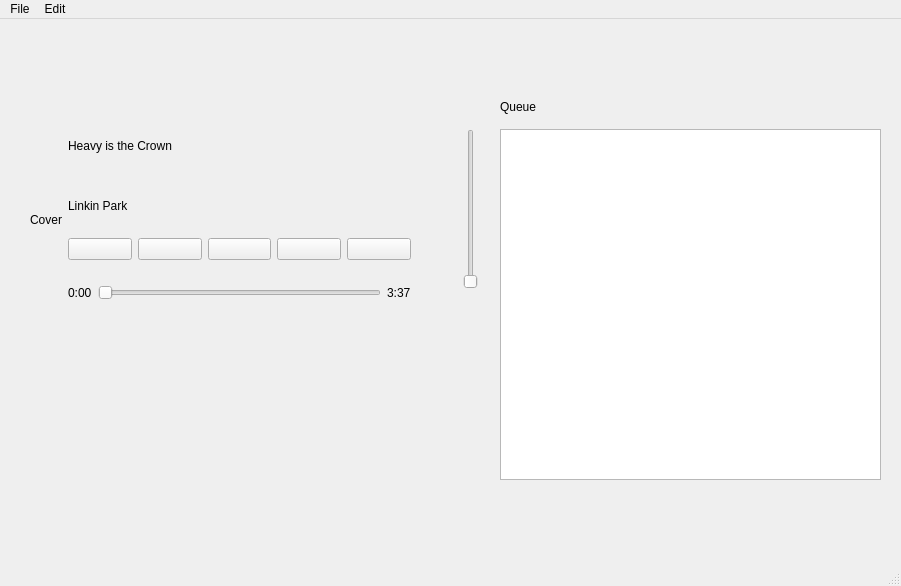
Old version of the form sources/MainWindow.ui in the repository nichilum/nimamp.
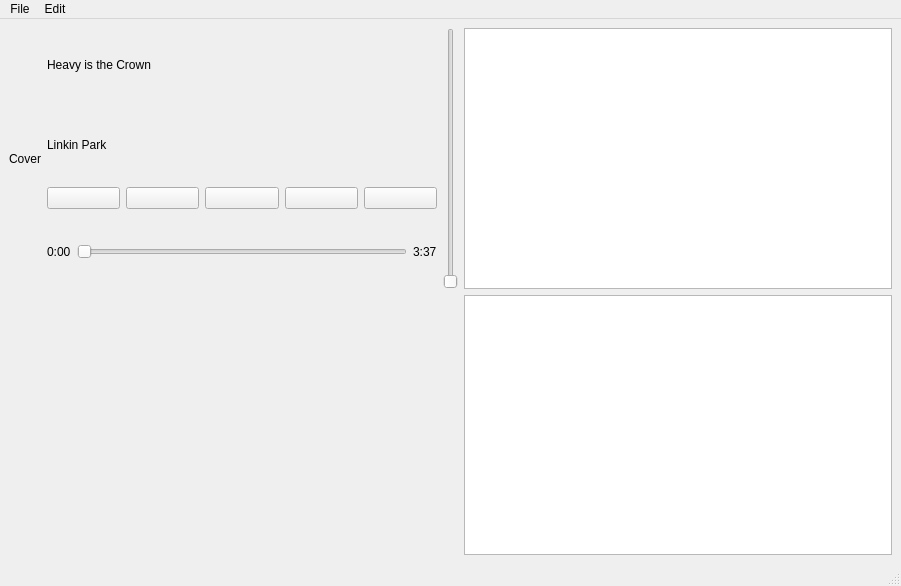
New version of the form. Icons and pictures are not drawn.

Commit message: ui shits and giggles

```diff
--- a/sources/MainWindow.ui
+++ b/sources/MainWindow.ui
@@ -14,69 +14,8 @@
    <string>MainWindow</string>
   </property>
   <widget class="QWidget" name="centralwidget">
-   <widget class="QLabel" name="label">
-    <property name="geometry">
-     <rect>
-      <x>500</x>
-      <y>80</y>
-      <width>49</width>
-      <height>16</height>
-     </rect>
-    </property>
-    <property name="text">
-     <string>Queue</string>
-    </property>
-   </widget>
-   <widget class="QListWidget" name="queueListWidget">
-    <property name="geometry">
-     <rect>
-      <x>500</x>
-      <y>110</y>
-      <width>381</width>
-      <height>351</height>
-     </rect>
-    </property>
-    <property name="dragDropMode">
-     <enum>QAbstractItemView::DragDropMode::InternalMove</enum>
-    </property>
-   </widget>
-   <widget class="QSlider" name="volumeSlider">
-    <property name="geometry">
-     <rect>
-      <x>460</x>
-      <y>110</y>
-      <width>22</width>
-      <height>160</height>
-     </rect>
-    </property>
-    <property name="maximum">
-     <number>100</number>
-    </property>
-    <property name="singleStep">
-     <number>1</number>
-    </property>
-    <property name="tracking">
-     <bool>true</bool>
-    </property>
-    <property name="orientation">
-     <enum>Qt::Orientation::Vertical</enum>
-    </property>
-    <property name="invertedAppearance">
-     <bool>false</bool>
-    </property>
-    <property name="invertedControls">
-     <bool>false</bool>
-    </property>
-   </widget>
-   <widget class="QWidget" name="horizontalLayoutWidget">
-    <property name="geometry">
-     <rect>
-      <x>30</x>
-      <y>100</y>
-      <width>381</width>
-      <height>201</height>
-     </rect>
-    </property>
+   <layout class="QGridLayout" name="gridLayout_2">
+    <item row="0" column="0">
     <layout class="QHBoxLayout" name="horizontalLayout">
      <item>
       <layout class="QVBoxLayout" name="verticalLayout_3"/>
@@ -171,6 +110,18 @@
             <iconset>
              <normaloff>../resources/repeat.svg</normaloff>../resources/repeat.svg</iconset>
            </property>
+            <property name="autoRepeat">
+             <bool>false</bool>
+            </property>
+            <property name="autoDefault">
+             <bool>false</bool>
+            </property>
+            <property name="default">
+             <bool>false</bool>
+            </property>
+            <property name="flat">
+             <bool>false</bool>
+            </property>
           </widget>
          </item>
         </layout>
@@ -203,7 +154,40 @@
       </layout>
      </item>
     </layout>
-   </widget>
+    </item>
+    <item row="0" column="1">
+     <widget class="QSlider" name="volumeSlider">
+      <property name="maximum">
+       <number>100</number>
+      </property>
+      <property name="singleStep">
+       <number>1</number>
+      </property>
+      <property name="tracking">
+       <bool>true</bool>
+      </property>
+      <property name="orientation">
+       <enum>Qt::Orientation::Vertical</enum>
+      </property>
+      <property name="invertedAppearance">
+       <bool>false</bool>
+      </property>
+      <property name="invertedControls">
+       <bool>false</bool>
+      </property>
+     </widget>
+    </item>
+    <item row="0" column="2">
+     <widget class="QListWidget" name="queueListWidget">
+      <property name="dragDropMode">
+       <enum>QAbstractItemView::DragDropMode::InternalMove</enum>
+      </property>
+     </widget>
+    </item>
+    <item row="1" column="2">
+     <widget class="QListWidget" name="listWidget"/>
+    </item>
+   </layout>
   </widget>
   <widget class="QMenuBar" name="menubar">
    <property name="geometry">
```
Left out of the diff: 2 changed lines with no effect on the pictures. Lines whose indentation alone changed are shown as unchanged. The commit also changes 2 other files.
